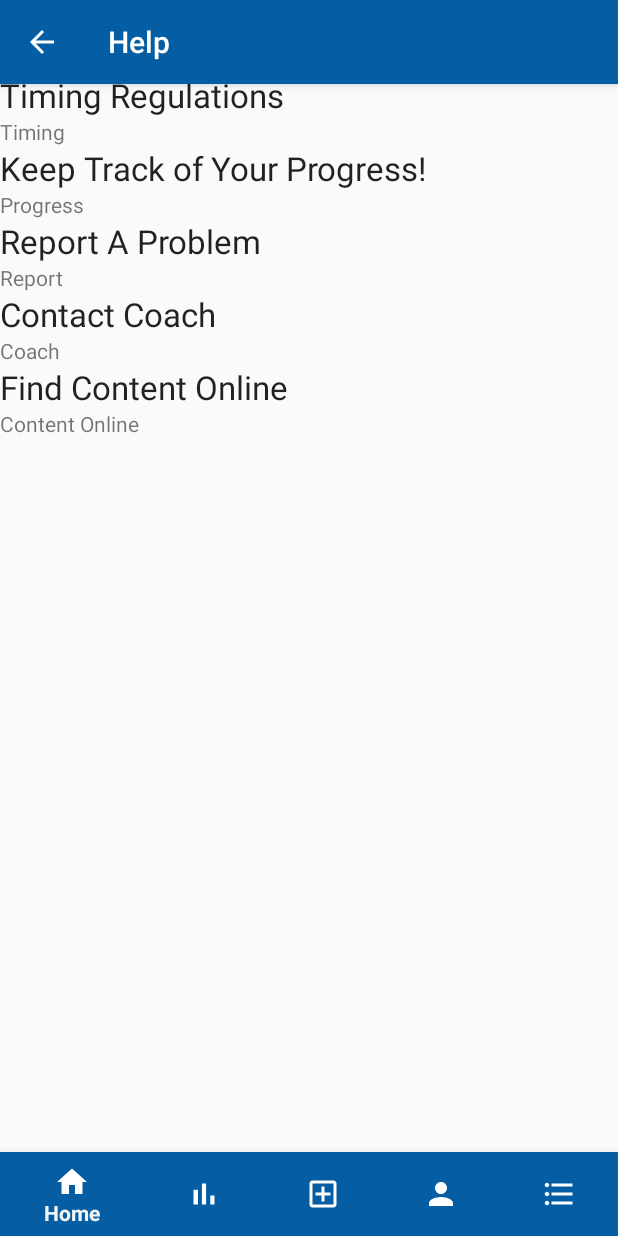
After one commit to cyril-junior-dim/TableTopics, an Android app: the HelpActivity screen opened directly, with no data from a screen before it, on a phone screen of 412 x 824 dp. The commit adds this screen. Run offline under Robolectric (Android 15) with nearby library versions, the phone set to English and light mode, and no system bars.

Commit message:
Help Page Template Created

```diff
--- a/app/src/main/AndroidManifest.xml
+++ b/app/src/main/AndroidManifest.xml
@@ -15,6 +15,7 @@
         android:supportsRtl="true"
         android:theme="@style/Theme.AppCompat.Light.NoActionBar"
         tools:replace="android:appComponentFactory">
+        <activity android:name=".HelpActivity"></activity>
         <activity android:name=".AfterSpeechActivity" />
         <activity android:name=".SpeakingActivity" />
         <activity android:name=".LoadingScreenActivity" />
--- /dev/null
+++ b/app/src/main/java/com/example/tabletopics/HelpActivity.java
@@ -0,0 +1,34 @@
+package com.example.tabletopics;
+
+import androidx.appcompat.app.AppCompatActivity;
+import androidx.appcompat.widget.Toolbar;
+
+import android.content.Intent;
+import android.os.Bundle;
+import android.view.View;
+
+import java.util.Objects;
+
+public class HelpActivity extends AppCompatActivity {
+
+    @Override
+    protected void onCreate(Bundle savedInstanceState) {
+        super.onCreate(savedInstanceState);
+        setContentView(R.layout.activity_help);
+
+        Toolbar myToolbar=findViewById(R.id.my_toolbar);
+        myToolbar.setTitle("Help");
+        myToolbar.setTitleTextColor(0xFFFFFFFF);
+        setSupportActionBar(myToolbar);
+        Objects.requireNonNull(getSupportActionBar()).setDisplayHomeAsUpEnabled(true);
+        getSupportActionBar().setDisplayShowHomeEnabled(true);
+
+        myToolbar.setNavigationOnClickListener(new View.OnClickListener() {
+            @Override
+            public void onClick(View v) {
+                startActivity(new Intent(getApplicationContext(), HomeActivity.class));
+                finish();
+            }
+        });
+    }
+}
--- /dev/null
+++ b/app/src/main/res/drawable/ic_baseline_auto_graph.xml
@@ -0,0 +1,5 @@
+<vector android:autoMirrored="true" android:height="24dp"
+    android:tint="#FFFFFF" android:viewportHeight="24"
+    android:viewportWidth="24" android:width="24dp" xmlns:android="http://schemas.android.com/apk/res/android">
+    <path android:fillColor="@android:color/white" android:pathData="M14.06,9.94L12,9l2.06,-0.94L15,6l0.94,2.06L18,9l-2.06,0.94L15,12L14.06,9.94zM4,14l0.94,-2.06L7,11l-2.06,-0.94L4,8l-0.94,2.06L1,11l2.06,0.94L4,14zM8.5,9l1.09,-2.41L12,5.5L9.59,4.41L8.5,2L7.41,4.41L5,5.5l2.41,1.09L8.5,9zM4.5,20.5l6,-6.01l4,4L23,8.93l-1.41,-1.41l-7.09,7.97l-4,-4L3,19L4.5,20.5z"/>
+</vector>
--- /dev/null
+++ b/app/src/main/res/drawable/ic_baseline_bar_chart_24.xml
@@ -0,0 +1,5 @@
+<vector android:autoMirrored="true" android:height="24dp"
+    android:tint="#FFFFFF" android:viewportHeight="24"
+    android:viewportWidth="24" android:width="24dp" xmlns:android="http://schemas.android.com/apk/res/android">
+    <path android:fillColor="@android:color/white" android:pathData="M5,9.2h3L8,19L5,19zM10.6,5h2.8v14h-2.8zM16.2,13L19,13v6h-2.8z"/>
+</vector>
--- /dev/null
+++ b/app/src/main/res/drawable/ic_baseline_format_list_bulleted_24.xml
@@ -0,0 +1,5 @@
+<vector android:autoMirrored="true" android:height="24dp"
+    android:tint="#FFFFFF" android:viewportHeight="24"
+    android:viewportWidth="24" android:width="24dp" xmlns:android="http://schemas.android.com/apk/res/android">
+    <path android:fillColor="@android:color/white" android:pathData="M4,10.5c-0.83,0 -1.5,0.67 -1.5,1.5s0.67,1.5 1.5,1.5 1.5,-0.67 1.5,-1.5 -0.67,-1.5 -1.5,-1.5zM4,4.5c-0.83,0 -1.5,0.67 -1.5,1.5S3.17,7.5 4,7.5 5.5,6.83 5.5,6 4.83,4.5 4,4.5zM4,16.5c-0.83,0 -1.5,0.68 -1.5,1.5s0.68,1.5 1.5,1.5 1.5,-0.68 1.5,-1.5 -0.67,-1.5 -1.5,-1.5zM7,19h14v-2L7,17v2zM7,13h14v-2L7,11v2zM7,5v2h14L21,5L7,5z"/>
+</vector>
--- /dev/null
+++ b/app/src/main/res/layout/activity_help.xml
@@ -0,0 +1,162 @@
+<?xml version="1.0" encoding="utf-8"?>
+<androidx.constraintlayout.widget.ConstraintLayout xmlns:android="http://schemas.android.com/apk/res/android"
+    xmlns:app="http://schemas.android.com/apk/res-auto"
+    xmlns:tools="http://schemas.android.com/tools"
+    android:layout_width="match_parent"
+    android:layout_height="match_parent"
+    tools:context=".HelpActivity">
+
+    <androidx.appcompat.widget.Toolbar
+        android:id="@+id/my_toolbar"
+        android:layout_width="match_parent"
+        android:layout_height="?attr/actionBarSize"
+        android:background="#055DA3"
+        android:elevation="4dp"
+        android:theme="@style/ThemeOverlay.AppCompat.Dark.ActionBar"
+        app:popupTheme="@style/ThemeOverlay.AppCompat.Light"
+        tools:ignore="MissingConstraints" />
+
+    <include
+        android:id="@+id/navigation"
+        layout="@layout/element_bottom_navigation"
+        app:layout_constraintBottom_toBottomOf="parent"
+        app:layout_constraintEnd_toEndOf="parent"
+        app:layout_constraintStart_toStartOf="parent"
+        app:layout_constraintTop_toTopOf="parent" />
+
+    <ScrollView
+        android:id="@+id/page"
+        android:layout_width="fill_parent"
+        android:layout_height="wrap_content"
+        android:layout_marginTop="24dp"
+        android:fillViewport="true"
+        android:scrollbars="vertical"
+        app:layout_constraintBottom_toBottomOf="@+id/navigation"
+        app:layout_constraintEnd_toEndOf="parent"
+        app:layout_constraintHorizontal_bias="0.0"
+        app:layout_constraintStart_toStartOf="parent"
+        app:layout_constraintTop_toBottomOf="@+id/my_toolbar"
+        app:layout_constraintVertical_bias="0.0">
+
+
+    </ScrollView>
+
+    <TextView
+        android:id="@+id/overview"
+        android:layout_width="fill_parent"
+        android:layout_height="wrap_content"
+        android:gravity="left"
+        android:text="@string/overview"
+        android:textAppearance="@style/TextAppearance.AppCompat.Large"
+        app:layout_constraintEnd_toEndOf="parent"
+        app:layout_constraintHorizontal_bias="0.0"
+        app:layout_constraintStart_toStartOf="parent"
+        app:layout_constraintTop_toTopOf="@+id/my_toolbar" />
+
+    <TextView
+        android:id="@+id/textView19"
+        android:layout_width="fill_parent"
+        android:layout_height="wrap_content"
+        android:text="Overview"
+        app:layout_constraintEnd_toEndOf="parent"
+        app:layout_constraintStart_toStartOf="parent"
+        app:layout_constraintTop_toBottomOf="@+id/overview" />
+
+    <TextView
+        android:id="@+id/textView21"
+        android:layout_width="fill_parent"
+        android:layout_height="wrap_content"
+        android:text="Timing Regulations"
+        android:textAppearance="@style/TextAppearance.AppCompat.Large"
+        app:layout_constraintEnd_toEndOf="parent"
+        app:layout_constraintStart_toStartOf="parent"
+        app:layout_constraintTop_toBottomOf="@+id/textView19" />
+
+    <TextView
+        android:id="@+id/textView22"
+        android:layout_width="fill_parent"
+        android:layout_height="wrap_content"
+        android:text="Timing"
+        app:layout_constraintEnd_toEndOf="parent"
+        app:layout_constraintStart_toStartOf="parent"
+        app:layout_constraintTop_toBottomOf="@+id/textView21" />
+
+    <TextView
+        android:id="@+id/textView23"
+        android:layout_width="fill_parent"
+        android:layout_height="wrap_content"
+        android:text="Keep Track of Your Progress!"
+        android:textAppearance="@style/TextAppearance.AppCompat.Large"
+        app:layout_constraintEnd_toEndOf="parent"
+        app:layout_constraintStart_toStartOf="parent"
+        app:layout_constraintTop_toBottomOf="@+id/textView22" />
+
+    <TextView
+        android:id="@+id/textView24"
+        android:layout_width="fill_parent"
+        android:layout_height="wrap_content"
+        android:text="Progress"
+        app:layout_constraintEnd_toEndOf="@+id/navigation"
+        app:layout_constraintStart_toStartOf="parent"
+        app:layout_constraintTop_toBottomOf="@+id/textView23" />
+
+    <TextView
+        android:id="@+id/textView25"
+        android:layout_width="fill_parent"
+        android:layout_height="wrap_content"
+        android:text="Report A Problem"
+        android:textAppearance="@style/TextAppearance.AppCompat.Large"
+        app:layout_constraintEnd_toEndOf="parent"
+        app:layout_constraintStart_toStartOf="parent"
+        app:layout_constraintTop_toBottomOf="@+id/textView24" />
+
+    <TextView
+        android:id="@+id/textView26"
+        android:layout_width="fill_parent"
+        android:layout_height="wrap_content"
+        android:text="Report"
+        app:layout_constraintEnd_toEndOf="parent"
+        app:layout_constraintStart_toStartOf="parent"
+        app:layout_constraintTop_toBottomOf="@+id/textView25" />
+
+    <TextView
+        android:id="@+id/textView27"
+        android:layout_width="fill_parent"
+        android:layout_height="wrap_content"
+        android:text="Contact Coach"
+        android:textAppearance="@style/TextAppearance.AppCompat.Large"
+        app:layout_constraintEnd_toEndOf="parent"
+        app:layout_constraintStart_toStartOf="parent"
+        app:layout_constraintTop_toBottomOf="@+id/textView26" />
+
+    <TextView
+        android:id="@+id/textView28"
+        android:layout_width="fill_parent"
+        android:layout_height="wrap_content"
+        android:text="Coach"
+        app:layout_constraintEnd_toEndOf="parent"
+        app:layout_constraintHorizontal_bias="0.498"
+        app:layout_constraintStart_toStartOf="parent"
+        app:layout_constraintTop_toBottomOf="@+id/textView27" />
+
+    <TextView
+        android:id="@+id/textView29"
+        android:layout_width="fill_parent"
+        android:layout_height="wrap_content"
+        android:text="Find Content Online"
+        android:textAppearance="@style/TextAppearance.AppCompat.Large"
+        app:layout_constraintEnd_toEndOf="parent"
+        app:layout_constraintStart_toStartOf="parent"
+        app:layout_constraintTop_toBottomOf="@+id/textView28" />
+
+    <TextView
+        android:id="@+id/textView30"
+        android:layout_width="fill_parent"
+        android:layout_height="wrap_content"
+        android:text="Content Online"
+        app:layout_constraintEnd_toEndOf="parent"
+        app:layout_constraintStart_toStartOf="parent"
+        app:layout_constraintTop_toBottomOf="@+id/textView29" />
+
+
+</androidx.constraintlayout.widget.ConstraintLayout>
--- a/app/src/main/res/layout/activity_leaderboard.xml
+++ b/app/src/main/res/layout/activity_leaderboard.xml
@@ -34,18 +34,33 @@
         app:layout_constraintStart_toStartOf="parent"
         app:layout_constraintTop_toBottomOf="@+id/my_toolbar" />
 
-    <TextView
-        android:id="@+id/LBStats"
-        android:layout_width="wrap_content"
+
+    <ScrollView
+        android:id="@+id/SCROLLER_ID"
+        android:layout_width="fill_parent"
         android:layout_height="wrap_content"
         android:layout_marginTop="24dp"
-        android:gravity="center_horizontal"
+        android:fillViewport="true"
         android:scrollbars="vertical"
-        android:text="Collecting Stats..."
+        app:layout_constraintBottom_toBottomOf="@+id/navigation"
         app:layout_constraintEnd_toEndOf="parent"
-        app:layout_constraintHorizontal_bias="0.498"
+        app:layout_constraintHorizontal_bias="0.0"
         app:layout_constraintStart_toStartOf="parent"
-        app:layout_constraintTop_toBottomOf="@+id/textView20" />
+        app:layout_constraintTop_toBottomOf="@+id/textView20"
+        app:layout_constraintVertical_bias="0.0">
+
+        <TextView
+            android:id="@+id/LBStats"
+            android:layout_width="fill_parent"
+            android:layout_height="wrap_content"
+            android:gravity="center_horizontal"
+            android:scrollbars="vertical"
+            android:text="Collecting Stats..."
+            app:layout_constraintEnd_toEndOf="parent"
+            app:layout_constraintHorizontal_bias="0.498"
+            app:layout_constraintStart_toStartOf="parent"
+            app:layout_constraintTop_toBottomOf="@+id/textView20" />
+    </ScrollView>
 
     <TextView
         android:id="@+id/textView20"
--- a/app/src/main/res/menu/bottom_nav_menu.xml
+++ b/app/src/main/res/menu/bottom_nav_menu.xml
@@ -8,8 +8,8 @@
         />
 
     <item android:id="@+id/search"
-        android:title="Search"
-        android:icon="@drawable/ic_search"
+        android:title="@string/stats"
+        android:icon="@drawable/ic_baseline_bar_chart_24"
         android:tint="#FFFFFF"
         app:showAsAction="ifRoom"
         />
@@ -29,8 +29,8 @@
         />
 
     <item android:id="@+id/settings"
-        android:title="Settings"
-        android:icon="@drawable/ic_settings"
+        android:title="Recordings"
+        android:icon="@drawable/ic_baseline_format_list_bulleted_24"
         android:tint="#FFFFFF"
         app:showAsAction="ifRoom"
         />
--- a/app/src/main/res/values/strings.xml
+++ b/app/src/main/res/values/strings.xml
@@ -47,4 +47,6 @@
     <string name="congratulations">CONGRATULATIONS!</string>
     <string name="new_topic">New Topic</string>
     <string name="skip">Skip</string>
+    <string name="stats">Stats</string>
+    <string name="overview">Overview</string>
 </resources>
```
